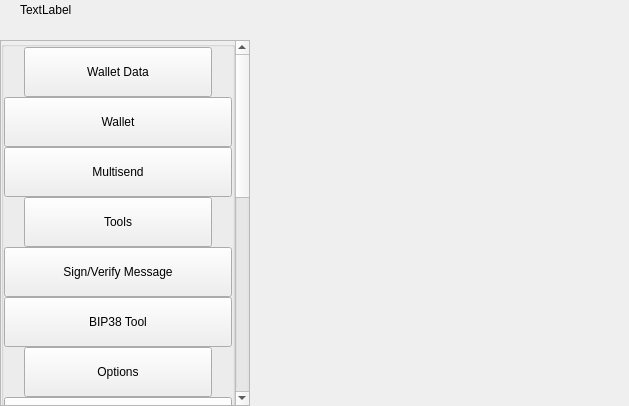
Before: the Qt Designer form src/qt/vitae/settings/forms/settingswidget.ui in VitaeTeam/Vitae, drawn with Qt 5.
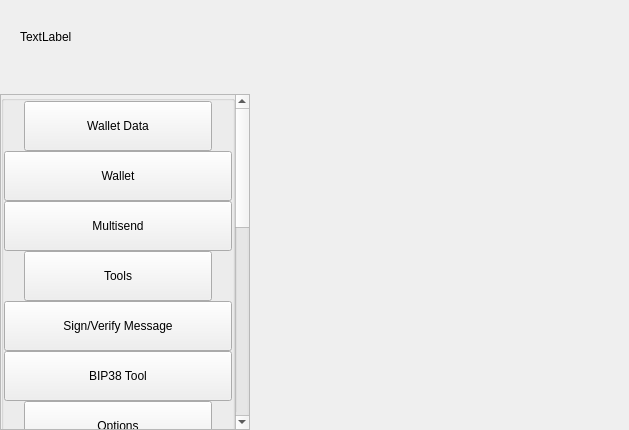
After: the same form once the commit is applied.

Commit message: [GUI] Settings trailing spaces + minimize layout vertical expansion.

Diff of the .ui file:
```diff
--- a/src/qt/vitae/settings/forms/settingswidget.ui
+++ b/src/qt/vitae/settings/forms/settingswidget.ui
@@ -7,7 +7,7 @@
     <x>0</x>
     <y>0</y>
     <width>629</width>
-    <height>406</height>
+    <height>430</height>
    </rect>
   </property>
   <property name="windowTitle">
@@ -108,6 +108,12 @@
          <layout class="QVBoxLayout" name="verticalLayout_2">
           <item>
            <widget class="QScrollArea" name="scrollArea">
+            <property name="sizePolicy">
+             <sizepolicy hsizetype="Expanding" vsizetype="Minimum">
+              <horstretch>0</horstretch>
+              <verstretch>0</verstretch>
+             </sizepolicy>
+            </property>
             <property name="styleSheet">
              <string notr="true"/>
             </property>
@@ -127,11 +133,17 @@
              <property name="geometry">
               <rect>
                <x>0</x>
-               <y>-278</y>
+               <y>0</y>
                <width>230</width>
                <height>887</height>
               </rect>
              </property>
+             <property name="sizePolicy">
+              <sizepolicy hsizetype="Preferred" vsizetype="Minimum">
+               <horstretch>0</horstretch>
+               <verstretch>0</verstretch>
+              </sizepolicy>
+             </property>
              <property name="autoFillBackground">
               <bool>true</bool>
              </property>
@@ -158,6 +170,12 @@
                <layout class="QVBoxLayout" name="verticalLayout_4">
                 <item>
                  <widget class="QGroupBox" name="groupBox">
+                  <property name="sizePolicy">
+                   <sizepolicy hsizetype="Preferred" vsizetype="Minimum">
+                    <horstretch>0</horstretch>
+                    <verstretch>0</verstretch>
+                   </sizepolicy>
+                  </property>
                   <property name="title">
                    <string/>
                   </property>
```
The commit also changes 1 other file.
